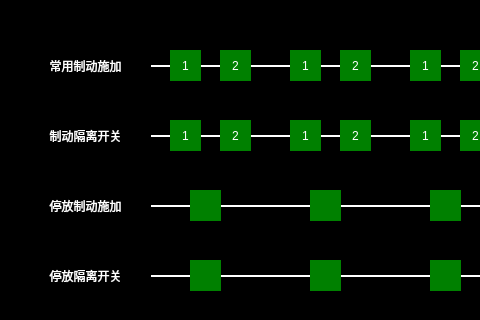
mayue-crrc/ShenyangMetro9DB, file vehicleebcupage.ui: the form before one commit; both pictures show x 0 to 480 and y 0 to 320 of the 1024 by 513 pixel window.
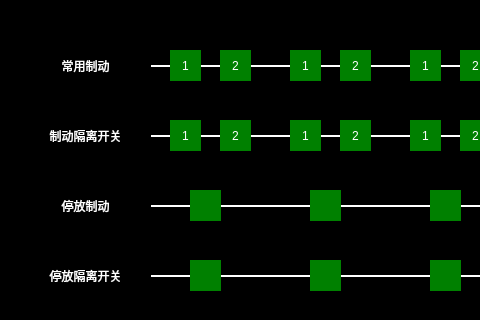
The form after the commit.

What changed in the file:
```diff
--- a/vehicleebcupage.ui
+++ b/vehicleebcupage.ui
@@ -236,7 +236,7 @@
     <string notr="true">background-color:black;</string>
    </property>
    <property name="text">
-    <string>常用制动施加</string>
+    <string>常用制动</string>
    </property>
    <property name="alignment">
     <set>Qt::AlignCenter</set>
@@ -466,7 +466,7 @@
     <string notr="true">background-color:black;</string>
    </property>
    <property name="text">
-    <string>停放制动施加</string>
+    <string>停放制动</string>
    </property>
    <property name="alignment">
     <set>Qt::AlignCenter</set>
```
